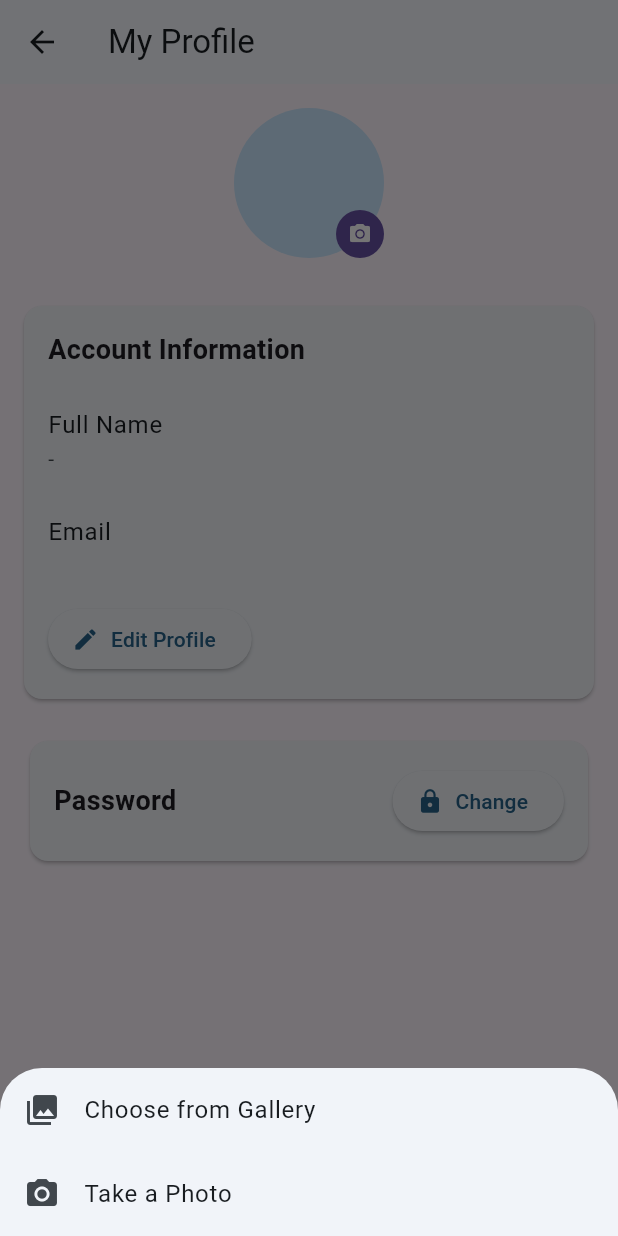
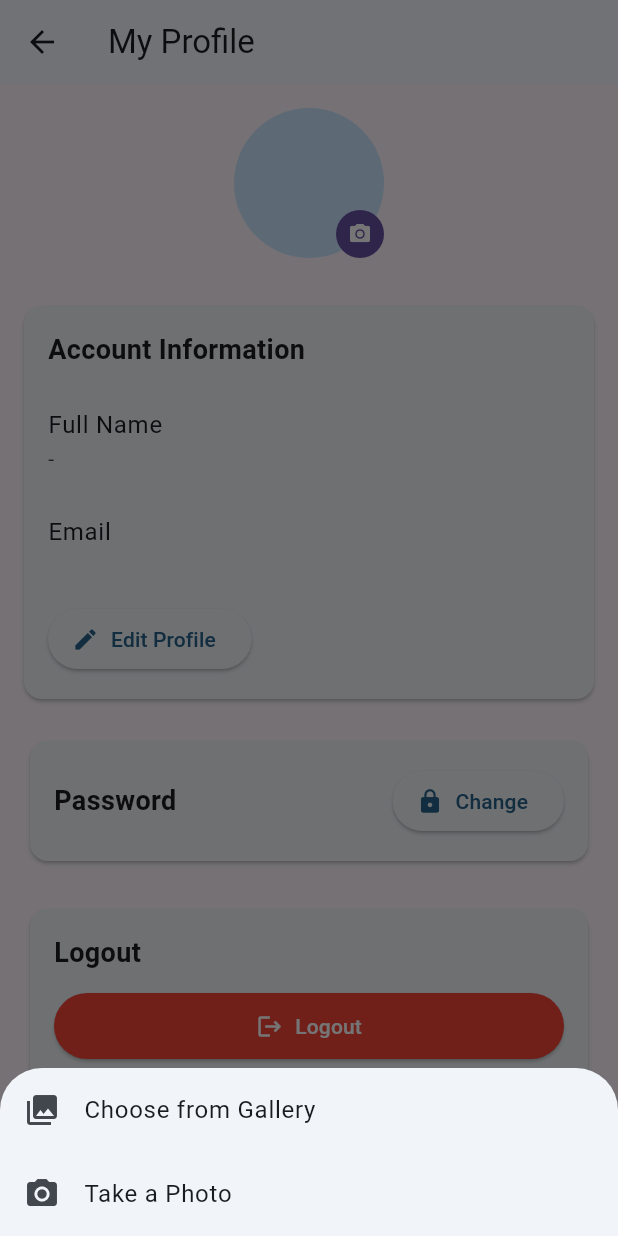
Before and after one commit to MuhammadFadly090/WisataAnywhere, a Flutter app: the ProfileScreen screen opened directly, after a tap on the "camera alt" icon, on a phone screen of 412 x 824 dp. Run offline on Flutter 3.47's test engine with Material 3 defaults, Android fonts, the phone set to English and light mode, and no system bars; our stand-ins replace cloud_firestore, firebase_auth, firebase_core, firebase_messaging, flutter_image_compress, flutter_local_notifications and 8 more; accounts and stored records are empty.

Commit message:
Update profile_screen.dart

```diff
--- a/WisataAnywhere/lib/screens/profile_screen.dart
+++ b/WisataAnywhere/lib/screens/profile_screen.dart
@@ -7,6 +7,7 @@ import 'package:cloud_firestore/cloud_firestore.dart';
 import 'package:image_picker/image_picker.dart';
 import 'package:provider/provider.dart';
 import 'package:wisataanywhere/screens/theme_provider.dart';
+import 'package:wisataanywhere/screens/sign_in_screen.dart';
 
 class ProfileScreen extends StatefulWidget {
   const ProfileScreen({super.key});
@@ -240,6 +241,60 @@ class _ProfileScreenState extends State<ProfileScreen> {
     }
   }
 
+  Future<void> _logout() async {
+    setState(() => _isLoading = true);
+
+    try {
+      await FirebaseAuth.instance.signOut();
+      if (mounted) {
+        // Navigate to SignInScreen and clear all previous routes
+        Navigator.of(context).pushAndRemoveUntil(
+          MaterialPageRoute(builder: (context) => const SignInScreen()),
+          (route) => false,
+        );
+      }
+    } catch (e) {
+      setState(() => _isLoading = false);
+      if (mounted) {
+        ScaffoldMessenger.of(context).showSnackBar(
+          SnackBar(
+            content: Text('Failed to logout: $e'),
+            backgroundColor: Colors.red,
+            duration: const Duration(seconds: 3),
+          ),
+        );
+      }
+    }
+  }
+
+  void _showLogoutConfirmation() {
+    showDialog(
+      context: context,
+      builder: (BuildContext context) {
+        return AlertDialog(
+          title: const Text('Logout'),
+          content: const Text('Are you sure you want to logout?'),
+          actions: [
+            TextButton(
+              onPressed: () => Navigator.of(context).pop(),
+              child: const Text('Cancel'),
+            ),
+            TextButton(
+              onPressed: () {
+                Navigator.of(context).pop();
+                _logout();
+              },
+              style: TextButton.styleFrom(
+                foregroundColor: Colors.red,
+              ),
+              child: const Text('Logout'),
+            ),
+          ],
+        );
+      },
+    );
+  }
+
   Widget _buildPasswordSection(Color themeColor) {
     return Card(
       child: Padding(
@@ -309,6 +364,45 @@ class _ProfileScreenState extends State<ProfileScreen> {
                   ],
                 ),
               ),
+          ],
+        ),
+      ),
+    );
+  }
+
+  Widget _buildLogoutSection() {
+    return Card(
+      child: Padding(
+        padding: const EdgeInsets.all(16),
+        child: Column(
+          crossAxisAlignment: CrossAxisAlignment.start,
+          children: [
+            const Text('Logout', style: TextStyle(fontSize: 18, fontWeight: FontWeight.bold)),
+            const SizedBox(height: 12),
+            SizedBox(
+              width: double.infinity,
+              child: ElevatedButton.icon(
+                onPressed: _isLoading ? null : _showLogoutConfirmation,
+                icon: _isLoading
+                    ? const SizedBox(
+                        width: 16,
+                        height: 16,
+                        child: CircularProgressIndicator(
+                          strokeWidth: 2,
+                          valueColor: AlwaysStoppedAnimation<Color>(Colors.white),
+                        ),
+                      )
+                    : const Icon(Icons.logout, color: Colors.white),
+                label: Text(
+                  _isLoading ? 'Logging out...' : 'Logout',
+                  style: const TextStyle(color: Colors.white)
+                ),
+                style: ElevatedButton.styleFrom(
+                  backgroundColor: Colors.red,
+                  padding: const EdgeInsets.symmetric(vertical: 12),
+                ),
+              ),
+            ),
           ],
         ),
       ),
@@ -411,6 +505,9 @@ class _ProfileScreenState extends State<ProfileScreen> {
 
                   const SizedBox(height: 24),
                   _buildPasswordSection(themeColor),
+
+                  const SizedBox(height: 24),
+                  _buildLogoutSection(),
                 ],
               ),
             ),
```
